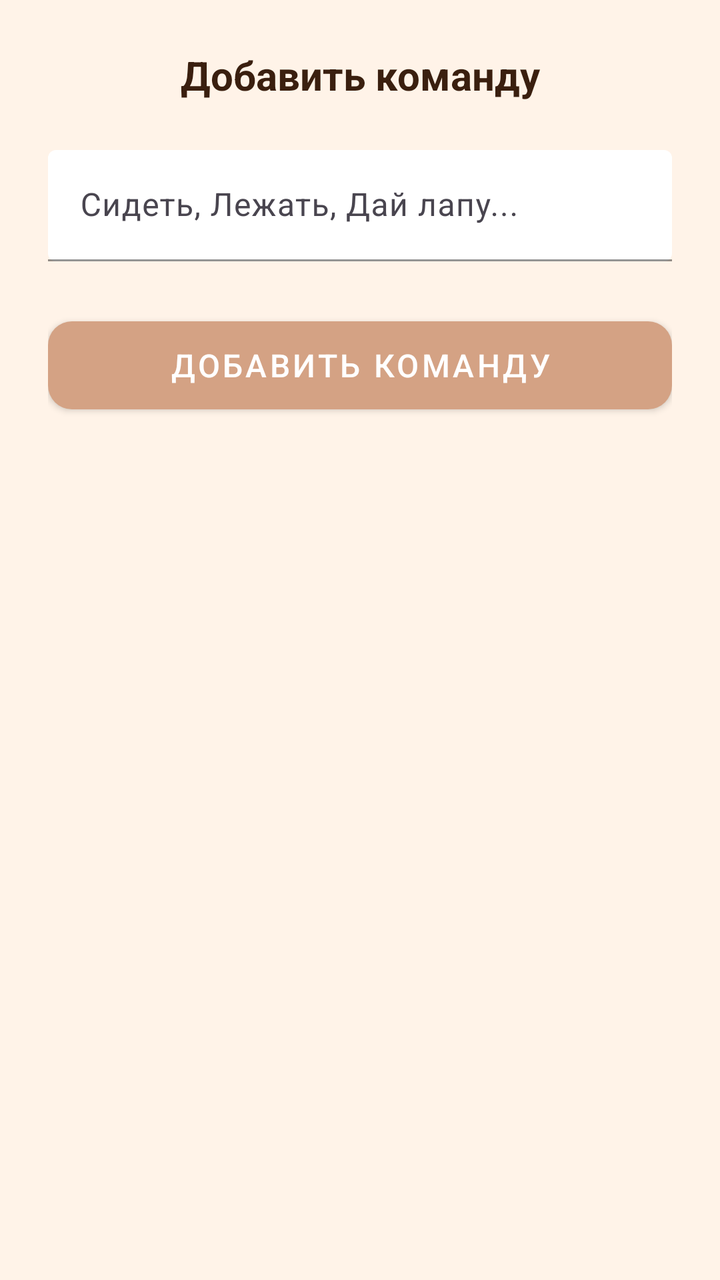
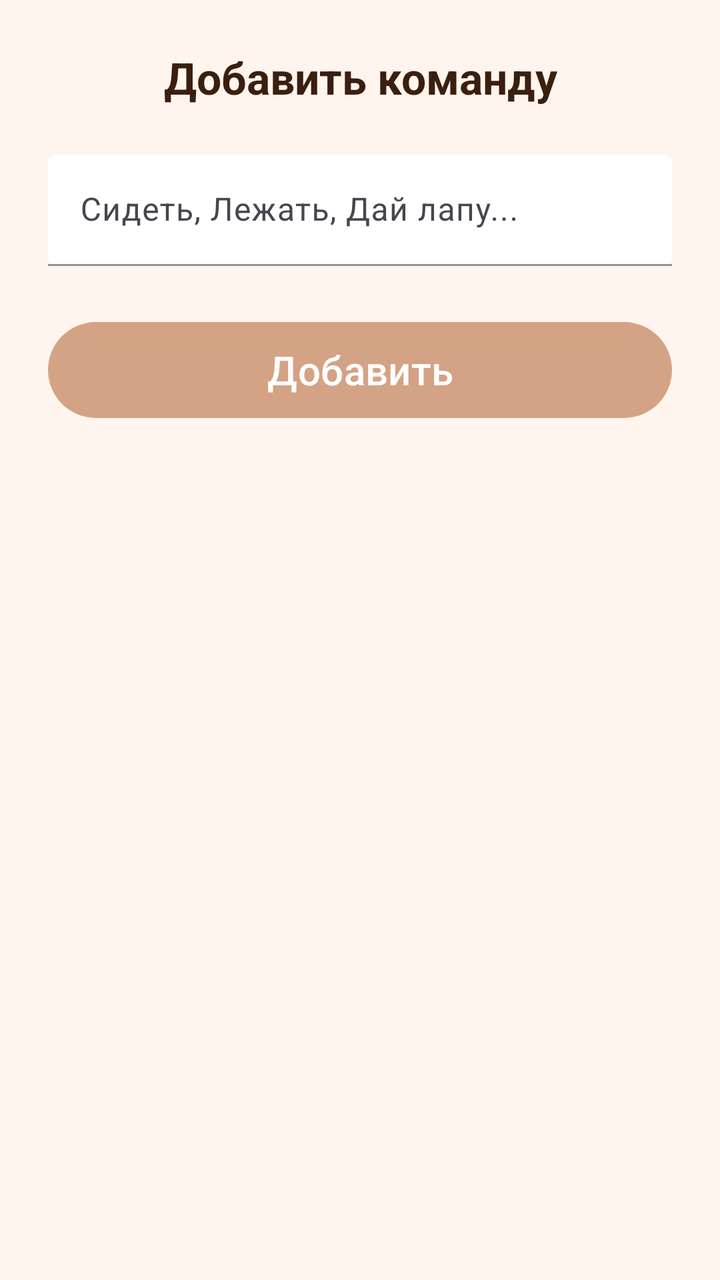

The first picture is an Android layout as it rendered before a commit; the second is the same layout after the commit. The layout source and the unified diff follow.
<!-- AndroidManifest.xml: application theme Theme.MyPet -->
<!-- res/layout/dialog_add_command.xml -->
<?xml version="1.0" encoding="utf-8"?>
<LinearLayout xmlns:android="http://schemas.android.com/apk/res/android"
    xmlns:app="http://schemas.android.com/apk/res-auto"
    android:layout_width="match_parent"
    android:layout_height="wrap_content"
    android:orientation="vertical"
    android:padding="24dp"
    android:background="#FFF3E8"
    android:minWidth="300dp">

    <TextView
        android:layout_width="match_parent"
        android:layout_height="wrap_content"
        android:text="Добавить команду"
        android:textColor="#3A1F0F"
        android:textSize="20sp"
        android:textStyle="bold"
        android:gravity="center"
        android:layout_marginBottom="24dp" />

    <com.google.android.material.textfield.TextInputLayout
        android:layout_width="match_parent"
        android:layout_height="wrap_content"
        android:layout_marginBottom="24dp"
        app:boxStrokeColor="#D4A284"
        app:boxBackgroundMode="filled"
        app:boxBackgroundColor="#FFFFFF"
        app:hintTextColor="#8B4513">

        <com.google.android.material.textfield.TextInputEditText
            android:id="@+id/etCommandName"
            android:layout_width="match_parent"
            android:layout_height="wrap_content"
            android:hint="Сидеть, Лежать, Дай лапу..."
            android:textSize="16sp"
            android:maxLines="1" />
    </com.google.android.material.textfield.TextInputLayout>

    <com.google.android.material.button.MaterialButton
        android:id="@+id/btnSave"
        style="@style/Widget.MaterialComponents.Button"
        android:layout_width="match_parent"
        android:layout_height="56dp"
        android:text="Добавить команду"
        android:textSize="16sp"
        app:backgroundTint="#D4A284"
        app:cornerRadius="12dp" />

</LinearLayout>
<!-- resources referenced by this layout -->
<resources>
  <style name="Theme.MyPet" parent="Base.Theme.MyPet" />
  <style name="Base.Theme.MyPet" parent="Theme.Material3.DayNight.NoActionBar">
          
          
      </style>
</resources>

<!-- the commit's change to res/layout/dialog_add_command.xml (unified diff, before → after) -->
@@ -5,7 +5,7 @@
     android:layout_height="wrap_content"
     android:orientation="vertical"
     android:padding="24dp"
-    android:background="#FFF3E8"
+    android:background="#FFF5EE"
     android:minWidth="300dp">
 
     <TextView
@@ -13,7 +13,7 @@
         android:layout_height="wrap_content"
         android:text="Добавить команду"
         android:textColor="#3A1F0F"
-        android:textSize="20sp"
+        android:textSize="22sp"
         android:textStyle="bold"
         android:gravity="center"
         android:layout_marginBottom="24dp" />
@@ -32,18 +32,16 @@
             android:layout_width="match_parent"
             android:layout_height="wrap_content"
             android:hint="Сидеть, Лежать, Дай лапу..."
-            android:textSize="16sp"
-            android:maxLines="1" />
+            android:textSize="16sp" />
     </com.google.android.material.textfield.TextInputLayout>
 
-    <com.google.android.material.button.MaterialButton
+    <Button
         android:id="@+id/btnSave"
-        style="@style/Widget.MaterialComponents.Button"
         android:layout_width="match_parent"
         android:layout_height="56dp"
-        android:text="Добавить команду"
-        android:textSize="16sp"
-        app:backgroundTint="#D4A284"
-        app:cornerRadius="12dp" />
+        android:text="Добавить"
+        android:textColor="#FFFFFF"
+        android:textSize="20sp"
+        app:backgroundTint="#D4A284" />
 
 </LinearLayout>
